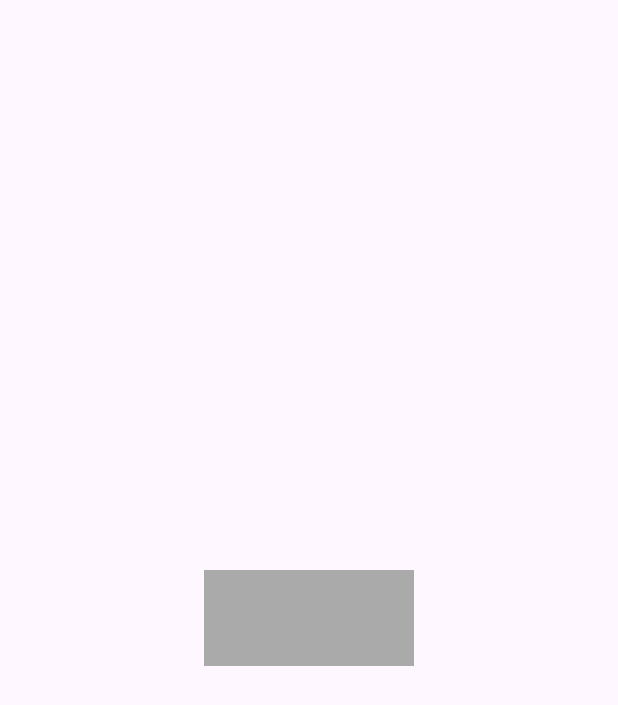
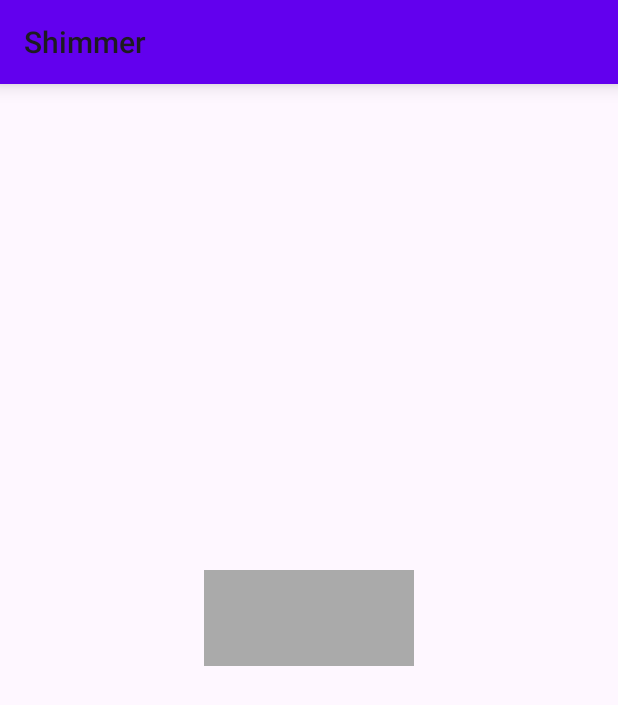
Before and after one commit to EndrylFiorotti/skeleton-loaders, an Android app: the ShimmerFragment screen opened through its navigation route, on a phone screen of 412 x 824 dp. Shown: the top 705 px of the screen. Run offline under Robolectric (Android 15) with nearby library versions, the phone set to English and light mode, and no system bars; our stand-ins replace Shimmer.

Commit message:
:hammer: Colocando toolbar com nome para orientação.

```diff
--- a/app/src/main/java/com/example/skeletonloader/view/fragments/LottieFragment.kt
+++ b/app/src/main/java/com/example/skeletonloader/view/fragments/LottieFragment.kt
@@ -27,6 +27,7 @@ class LottieFragment : Fragment(R.layout.fragment_lottie) {
     override fun onViewCreated(view: View, savedInstanceState: Bundle?) {
         super.onViewCreated(view, savedInstanceState)
 
+        binding.toolbar.root.title = "Lottie"
         lottieConfig()
         setUpObservers()
         displayButton()
@@ -69,7 +70,7 @@ class LottieFragment : Fragment(R.layout.fragment_lottie) {
 
     private fun buttonClick() {
         binding.btnNext.setOnClickListener {
-            findNavController().navigate(R.id.from_shimmerFragment_to_lottieFragment)
+            findNavController().navigate(R.id.from_lottieFragment_to_skeletonFragment)
         }
     }
 }
--- a/app/src/main/java/com/example/skeletonloader/view/fragments/ShimmerFragment.kt
+++ b/app/src/main/java/com/example/skeletonloader/view/fragments/ShimmerFragment.kt
@@ -26,6 +26,7 @@ class ShimmerFragment : Fragment(R.layout.fragment_shimmer) {
     override fun onViewCreated(view: View, savedInstanceState: Bundle?) {
         super.onViewCreated(view, savedInstanceState)
 
+        binding.toolbar.root.title = "Shimmer"
         binding.shimmerComponent.startShimmer()
         setUpObservers()
         displayButton()
--- a/app/src/main/java/com/example/skeletonloader/view/fragments/SkeletonFragment.kt
+++ b/app/src/main/java/com/example/skeletonloader/view/fragments/SkeletonFragment.kt
@@ -29,6 +29,7 @@ class SkeletonFragment : Fragment(R.layout.fragment_skeleton) {
         super.onViewCreated(view, savedInstanceState)
 
         startSkeletonAnimation(binding.skeletonComponent)
+        binding.toolbar.root.title = "Personal Skeleton"
         setUpObservers()
         displayButton()
     }
--- a/app/src/main/res/layout/fragment_lottie.xml
+++ b/app/src/main/res/layout/fragment_lottie.xml
@@ -3,6 +3,10 @@
     xmlns:app="http://schemas.android.com/apk/res-auto"
     android:layout_width="match_parent"
     android:layout_height="match_parent">
+
+    <include
+        android:id="@+id/toolbar"
+        layout="@layout/toolbar" />
 
     <com.airbnb.lottie.LottieAnimationView
         android:id="@+id/lottie_component"
--- a/app/src/main/res/layout/fragment_shimmer.xml
+++ b/app/src/main/res/layout/fragment_shimmer.xml
@@ -3,6 +3,10 @@
     xmlns:app="http://schemas.android.com/apk/res-auto"
     android:layout_width="match_parent"
     android:layout_height="match_parent">
+
+    <include
+        android:id="@+id/toolbar"
+        layout="@layout/toolbar" />
 
     <com.facebook.shimmer.ShimmerFrameLayout
         android:id="@+id/shimmer_component"
--- a/app/src/main/res/layout/fragment_skeleton.xml
+++ b/app/src/main/res/layout/fragment_skeleton.xml
@@ -3,6 +3,10 @@
     xmlns:app="http://schemas.android.com/apk/res-auto"
     android:layout_width="match_parent"
     android:layout_height="match_parent">
+
+    <include
+        android:id="@+id/toolbar"
+        layout="@layout/toolbar" />
 
     <View
         android:id="@+id/skeleton_component"
--- /dev/null
+++ b/app/src/main/res/layout/toolbar.xml
@@ -0,0 +1,11 @@
+<?xml version="1.0" encoding="utf-8"?>
+<Toolbar
+    xmlns:tools="http://schemas.android.com/tools"
+    xmlns:android="http://schemas.android.com/apk/res/android"
+    android:layout_width="match_parent"
+    android:layout_height="wrap_content"
+    android:background="@color/design_default_color_primary"
+    android:elevation="8dp"
+    tools:title="Title">
+
+</Toolbar>
--- a/app/src/main/res/navigation/navigation.xml
+++ b/app/src/main/res/navigation/navigation.xml
@@ -28,5 +28,9 @@
         android:id="@+id/lottieFragment"
         android:name="com.example.skeletonloader.view.fragments.LottieFragment"
         android:label="LottieFragment"
-        tools:layout="@layout/fragment_lottie"/>
+        tools:layout="@layout/fragment_lottie">
+        <action
+            android:id="@+id/from_lottieFragment_to_skeletonFragment"
+            app:destination="@id/skeletonFragment" />
+    </fragment>
 </navigation>
```
